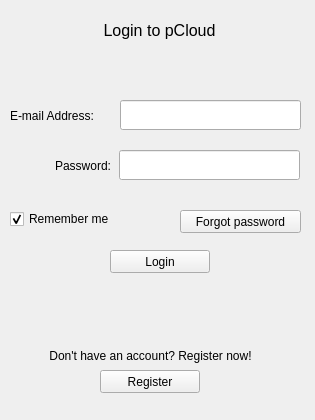
Old version of the form pCloud/loginwindow.ui in the repository pcloudcom/pfs-gui.
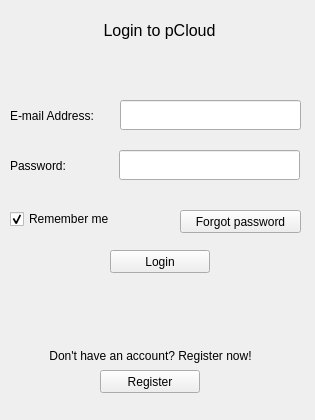
New version of the form.

Commit message: UI login widgets update

```diff
--- a/pCloud/loginwindow.ui
+++ b/pCloud/loginwindow.ui
@@ -50,7 +50,7 @@
      <string>Password:</string>
     </property>
     <property name="alignment">
-     <set>Qt::AlignRight|Qt::AlignTrailing|Qt::AlignVCenter</set>
+     <set>Qt::AlignLeading|Qt::AlignLeft|Qt::AlignVCenter</set>
     </property>
    </widget>
    <widget class="QLabel" name="label">
```
Left out of the diff: 3 changed lines with no effect on the pictures.
